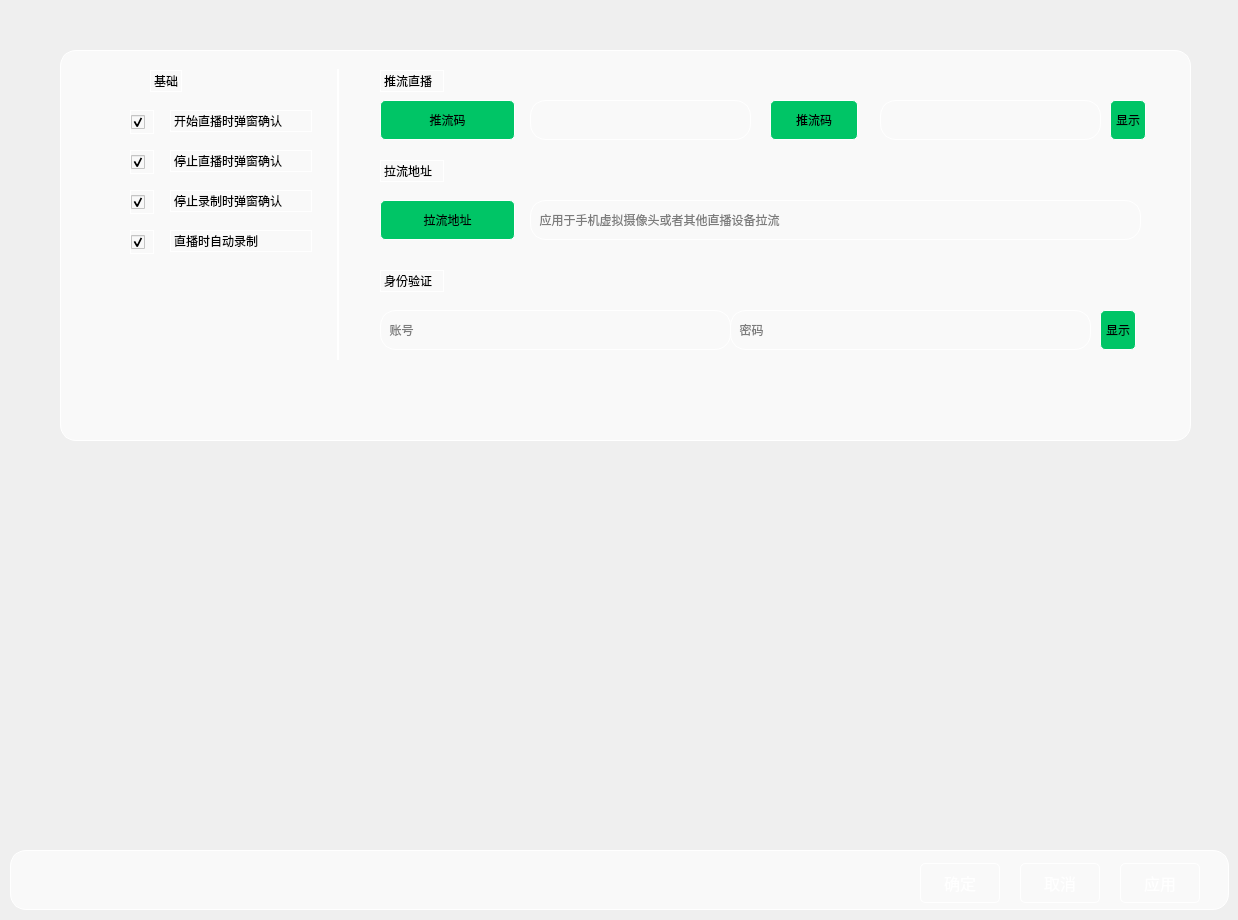
Above: UI/gbs/bizWidgets/GBSBizSettingBasic.ui from huangjingpei/myobs before the change. Below: the same form after it.
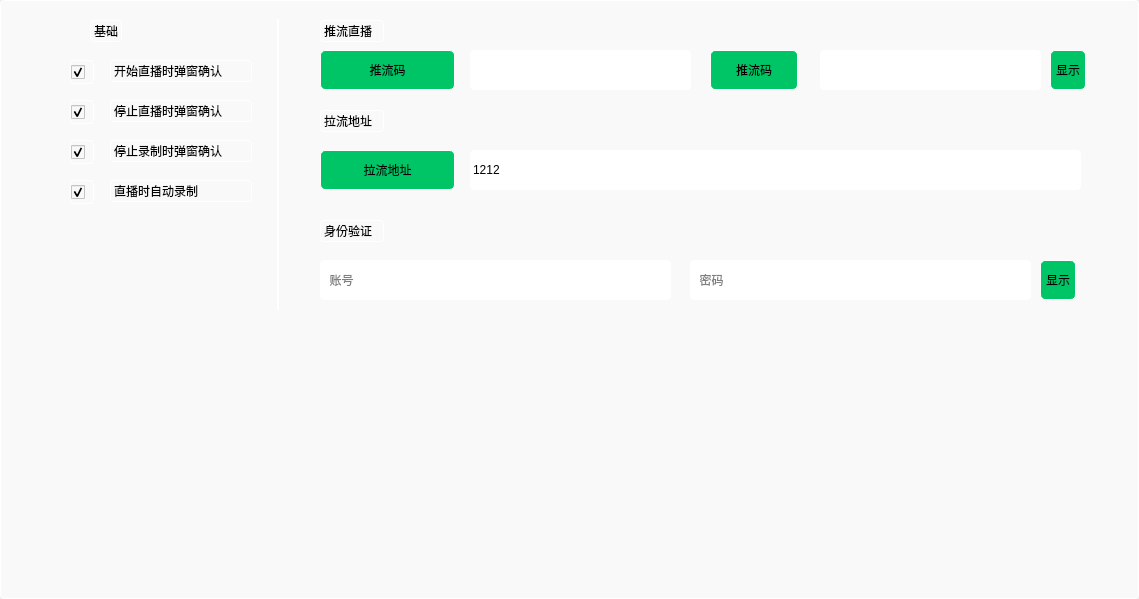
That is the form after the change.

What changed in the file:
```diff
--- a/UI/gbs/bizWidgets/GBSBizSettingBasic.ui
+++ b/UI/gbs/bizWidgets/GBSBizSettingBasic.ui
@@ -6,34 +6,28 @@
    <rect>
     <x>0</x>
     <y>0</y>
-    <width>1238</width>
-    <height>920</height>
+    <width>1139</width>
+    <height>599</height>
    </rect>
   </property>
   <property name="windowTitle">
    <string>Form</string>
   </property>
-  <widget class="QFrame" name="frmConsole">
+  <widget class="QWidget" name="frmConsole" native="true">
    <property name="geometry">
     <rect>
-     <x>60</x>
-     <y>50</y>
-     <width>1131</width>
-     <height>391</height>
+     <x>0</x>
+     <y>0</y>
+     <width>1139</width>
+     <height>599</height>
     </rect>
    </property>
    <property name="styleSheet">
     <string notr="true">background-color:#F9F9F9;
 border: 1px solid  #FFFFFF;
-border-radius: 16px;
+border-radius: 4px;
 </string>
    </property>
-   <property name="frameShape">
-    <enum>QFrame::Shape::StyledPanel</enum>
-   </property>
-   <property name="frameShadow">
-    <enum>QFrame::Shadow::Raised</enum>
-   </property>
    <widget class="QLabel" name="label">
     <property name="geometry">
      <rect>
@@ -240,6 +234,9 @@
       <height>40</height>
      </rect>
     </property>
+    <property name="styleSheet">
+     <string notr="true">background-color:#FFFFFF;</string>
+    </property>
    </widget>
    <widget class="QLineEdit" name="lineEdit_2">
     <property name="geometry">
@@ -250,6 +247,9 @@
       <height>40</height>
      </rect>
     </property>
+    <property name="styleSheet">
+     <string notr="true">background-color:#FFFFFF;</string>
+    </property>
    </widget>
    <widget class="QPushButton" name="pushButton_3">
     <property name="geometry">
@@ -309,8 +309,11 @@
       <height>40</height>
      </rect>
     </property>
+    <property name="styleSheet">
+     <string notr="true">background-color:#FFFFFF;</string>
+    </property>
     <property name="text">
-     <string/>
+     <string>1212</string>
     </property>
     <property name="placeholderText">
      <string>  应用于手机虚拟摄像头或者其他直播设备拉流</string>
@@ -339,10 +342,7 @@
      </rect>
     </property>
     <property name="styleSheet">
-     <string notr="true">background-color:#9CA4AAB;
-border: 5px solid  #9CA4AAB;
-border-radius: 8px;
-</string>
+     <string notr="true">background-color:#FFFFFF;</string>
     </property>
     <property name="placeholderText">
      <string>  账号</string>
@@ -351,12 +351,15 @@
    <widget class="QLineEdit" name="lineEdit_5">
     <property name="geometry">
      <rect>
-      <x>670</x>
+      <x>690</x>
       <y>260</y>
-      <width>361</width>
+      <width>341</width>
       <height>40</height>
      </rect>
     </property>
+    <property name="styleSheet">
+     <string notr="true">background-color:#FFFFFF;</string>
+    </property>
     <property name="placeholderText">
      <string>  密码</string>
     </property>
@@ -380,103 +383,6 @@
     </property>
    </widget>
   </widget>
-  <widget class="QFrame" name="frame_4">
-   <property name="geometry">
-    <rect>
-     <x>10</x>
-     <y>850</y>
-     <width>1219</width>
-     <height>60</height>
-    </rect>
-   </property>
-   <property name="styleSheet">
-    <string notr="true">background-color:#F9F9F9;
-border: 1px solid  #FFFFFF;
-border-radius: 16px;
-</string>
-   </property>
-   <property name="frameShape">
-    <enum>QFrame::Shape::StyledPanel</enum>
-   </property>
-   <property name="frameShadow">
-    <enum>QFrame::Shadow::Raised</enum>
-   </property>
-   <widget class="QPushButton" name="pushButton_6">
-    <property name="geometry">
-     <rect>
-      <x>910</x>
-      <y>13</y>
-      <width>80</width>
-      <height>40</height>
-     </rect>
-    </property>
-    <property name="styleSheet">
-     <string notr="true">        background-color: qlineargradient(
-            spread:pad, 
-            x1:0, y1:0, x2:1, y2:1, 
-            stop:0.1054 #1B2846, 
-            stop:0.9062 #000000
-        );
-border: 1px solid white;
-border-radius:5px;
-font-size:16px;
-color:#FFFFFF</string>
-    </property>
-    <property name="text">
-     <string>确定</string>
-    </property>
-   </widget>
-   <widget class="QPushButton" name="pushButton_7">
-    <property name="geometry">
-     <rect>
-      <x>1010</x>
-      <y>13</y>
-      <width>80</width>
-      <height>40</height>
-     </rect>
-    </property>
-    <property name="styleSheet">
-     <string notr="true">        background-color: qlineargradient(
-            spread:pad, 
-            x1:0, y1:0, x2:1, y2:1, 
-            stop:0.1054 #1B2846, 
-            stop:0.9062 #000000
-        );
-border: 1px solid white;
-border-radius:5px;
-font-size:16px;
-color:#FFFFFF</string>
-    </property>
-    <property name="text">
-     <string>取消</string>
-    </property>
-   </widget>
-   <widget class="QPushButton" name="pushButton_8">
-    <property name="geometry">
-     <rect>
-      <x>1110</x>
-      <y>13</y>
-      <width>80</width>
-      <height>40</height>
-     </rect>
-    </property>
-    <property name="styleSheet">
-     <string notr="true">        background-color: qlineargradient(
-            spread:pad, 
-            x1:0, y1:0, x2:1, y2:1, 
-            stop:0.1054 #1B2846, 
-            stop:0.9062 #000000
-        );
-border: 1px solid white;
-border-radius:5px;
-font-size:16px;
-color:#FFFFFF</string>
-    </property>
-    <property name="text">
-     <string>应用</string>
-    </property>
-   </widget>
-  </widget>
  </widget>
  <resources/>
  <connections/>
```
